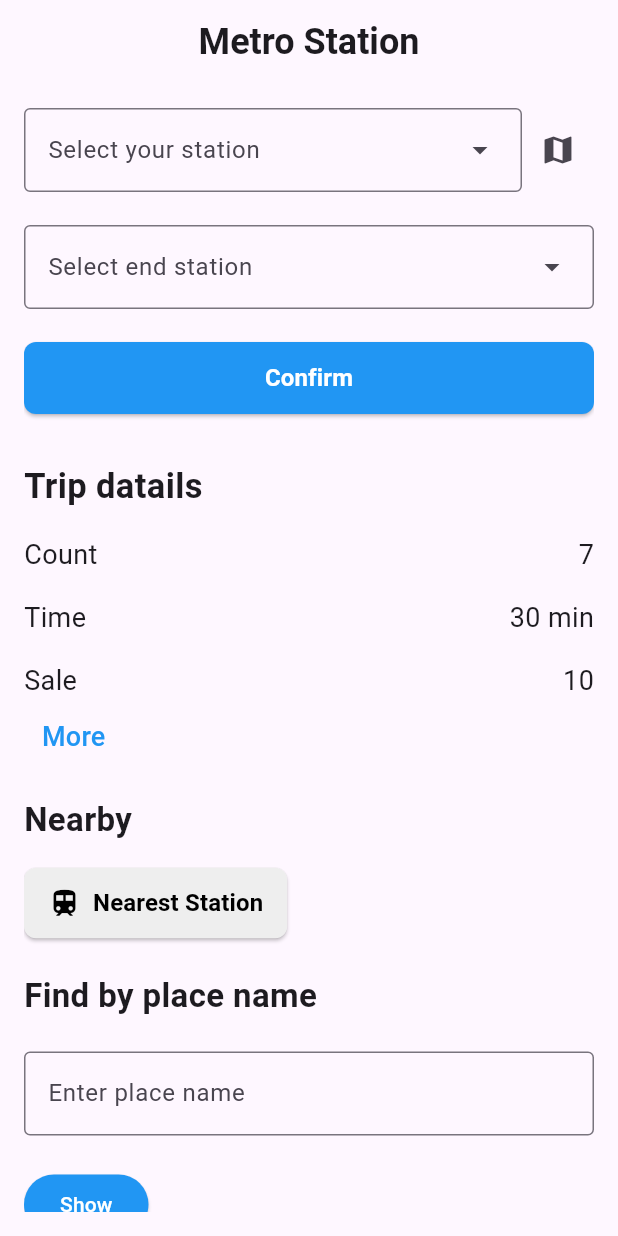
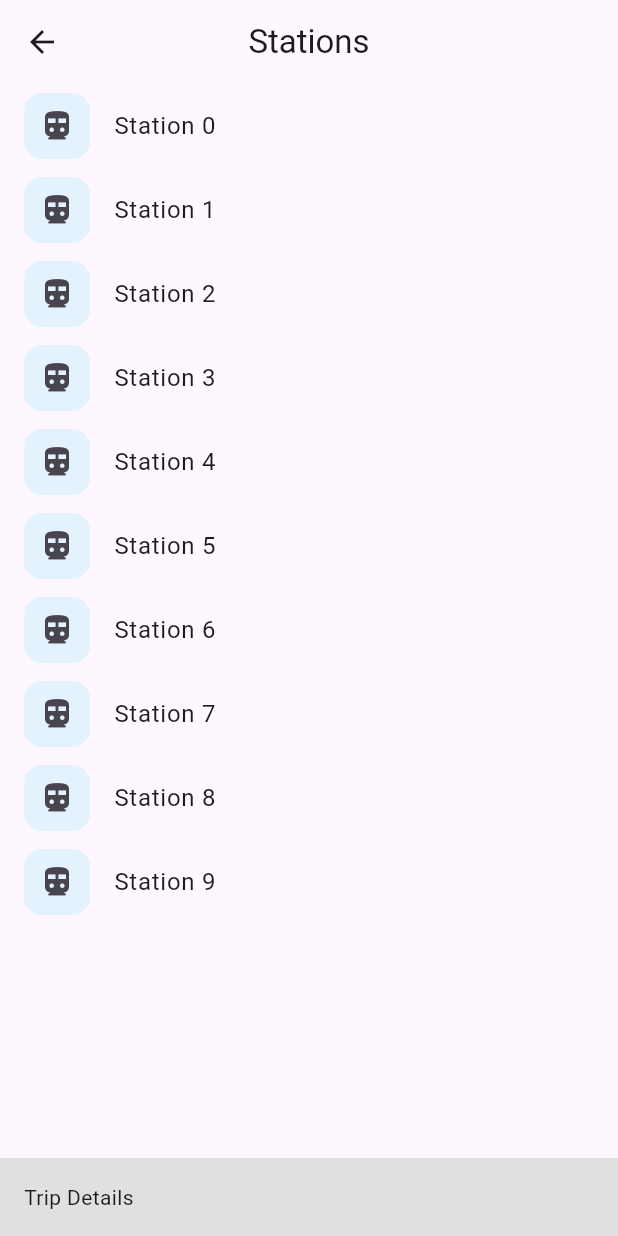
Before and after one commit to Mohammadkhalaf78/metro_station, a Flutter app: the screen it shows after launch, after a tap on "More", on a phone screen of 412 x 824 dp. Run offline on Flutter 3.47's test engine with Material 3 defaults, Android fonts, the phone set to English and light mode, and no system bars; our stand-ins replace get.

Commit message:
Add StationListScreen with ListView of stations and trip details

```diff
--- a/lib/home_page.dart
+++ b/lib/home_page.dart
@@ -1,4 +1,6 @@
 import 'package:flutter/material.dart';
+import 'package:get/get.dart';
+import 'package:metro_station/station_list_screen.dart';
 
 class HomePage extends StatelessWidget {
   const HomePage({super.key});
@@ -111,7 +113,9 @@ class HomePage extends StatelessWidget {
                     ],
                   ),
                   TextButton(
-                    onPressed: () {},
+                    onPressed: () {
+                      Get.to(StationListScreen());
+                    },
                     child: Align(
                       alignment: Alignment.topLeft,
                       child: Text(
--- a/lib/main.dart
+++ b/lib/main.dart
@@ -5,13 +5,14 @@ import 'package:metro_station/home_page.dart';
 void main() {
   runApp(const MyApp());
 }
- class MyApp extends StatelessWidget {
+
+class MyApp extends StatelessWidget {
   const MyApp({super.key});
 
   @override
   Widget build(BuildContext context) {
     return GetMaterialApp(
-      home: HomePage(),
-    );
+      debugShowCheckedModeBanner: false,
+      home: HomePage());
   }
 }
--- /dev/null
+++ b/lib/station_list_screen.dart
@@ -0,0 +1,49 @@
+import 'package:flutter/material.dart';
+
+class StationListScreen extends StatelessWidget {
+  const StationListScreen({super.key});
+
+  @override
+  Widget build(BuildContext context) {
+    return Scaffold(
+      appBar: AppBar(title: Text('Stations'), centerTitle: true),
+      body: Column(
+        children: [
+          Expanded(
+            child: ListView.builder(
+              itemCount: 10,
+              itemBuilder: (context, index) {
+                return ListTile(
+                  leading: Container(
+                    height: 44,
+                    width: 44,
+                    decoration: BoxDecoration(
+                      color: Colors.blue[50],
+                      borderRadius: BorderRadius.circular(12),
+                    ),
+                    child: const Center(
+                      child: Icon(Icons.directions_subway_filled_rounded),
+                    ),
+                  ),
+                  title: Text('Station $index'),
+                  onTap: () {
+                    // Action when tapped
+                  },
+                );
+              },
+            ),
+          ),
+          Container(
+            width: double.infinity,
+            padding: EdgeInsets.all(16.0),
+            color: Colors.grey[300],
+            child: Column(
+              crossAxisAlignment: CrossAxisAlignment.start,
+              children: [Text('Trip Details')],
+            ),
+          ),
+        ],
+      ),
+    );
+  }
+}
```
